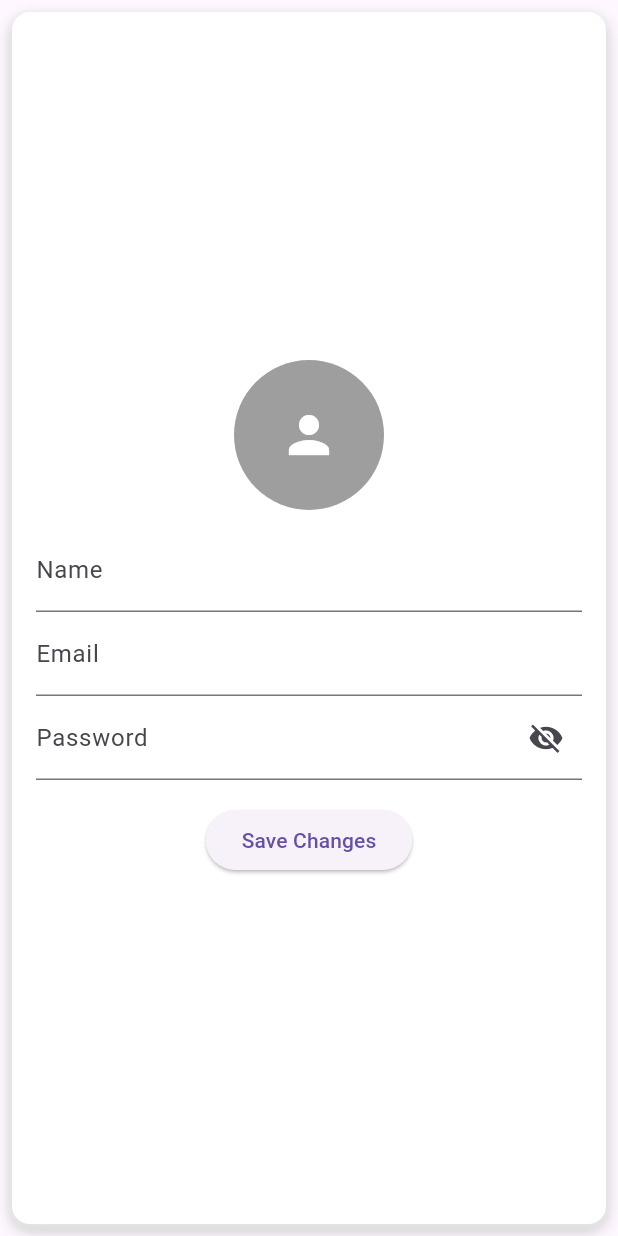
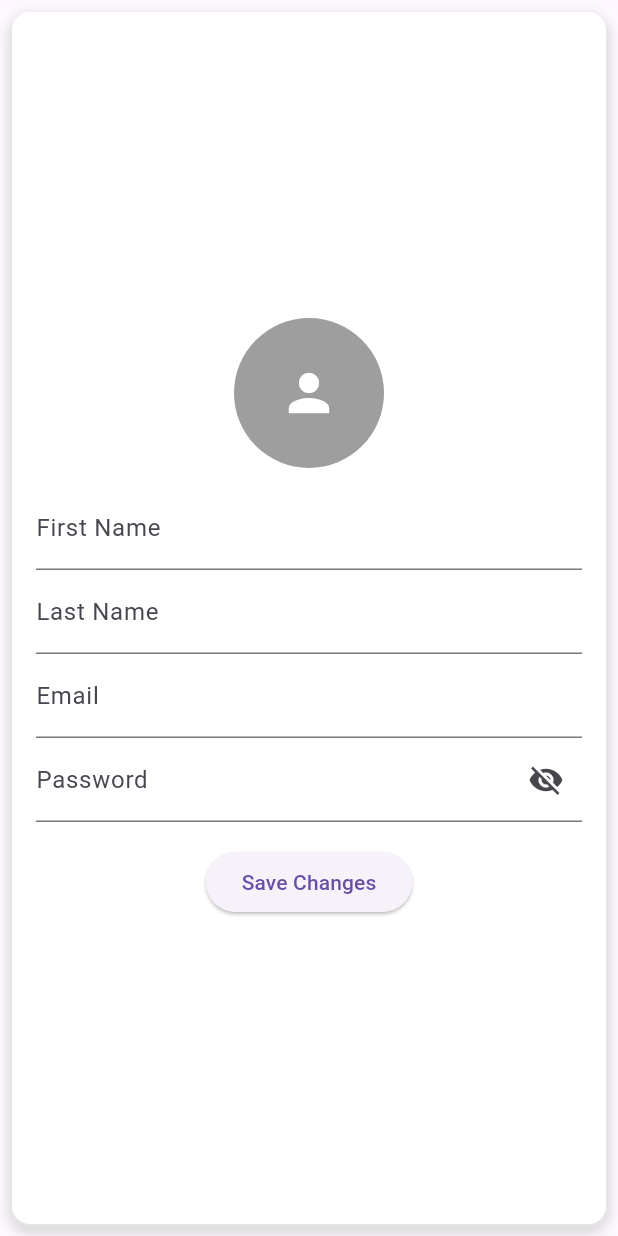
Before and after one commit to Alexis12119/adminsuper, a Flutter app: the FacultyCard widget shown alone on an empty page, opened directly with empty values, after a tap on "Save Changes", on a phone screen of 412 x 824 dp. Run offline on Flutter 3.47's test engine with Material 3 defaults, Android fonts, the phone set to English and light mode, and no system bars; our stand-ins replace flutter_swiper_plus, supabase_flutter; accounts and stored records are empty.

Commit message:
feat: update

```diff
--- a/lib/accounts.dart
+++ b/lib/accounts.dart
@@ -106,11 +106,12 @@ class _FacultyMembersPageState extends State<FacultyMembersPage> {
   Future<void> fetchFaculty() async {
     try {
       final response =
-          await Supabase.instance.client.from('faculty').select('*');
+          await Supabase.instance.client.from('teacher').select('*');
       final List<Faculty> fetchedFaculty = (response as List)
           .map((facultyData) => Faculty(
                 id: facultyData['id'].toString(),
-                name: facultyData['name'],
+                firstName: facultyData['first_name'],
+                lastName: facultyData['last_name'],
                 email: facultyData['email'],
                 password: facultyData['password'],
                 color: Colors.grey,
@@ -135,15 +136,17 @@ class _FacultyMembersPageState extends State<FacultyMembersPage> {
 
   Future<void> updateFaculty(Faculty faculty) async {
     try {
-      await Supabase.instance.client.from('faculty').update({
-        'name': faculty.name,
+      await Supabase.instance.client.from('teacher').update({
+        'first_name': faculty.firstName,
+        'last_name': faculty.lastName,
         'email': faculty.email,
         'password': faculty.password,
       }).eq('id', faculty.id);
 
       ScaffoldMessenger.of(context).showSnackBar(
         SnackBar(
-          content: Text('${faculty.name}\'s data updated successfully!'),
+          content: Text(
+              '${faculty.firstName} ${faculty.lastName}\'s data updated successfully!'),
           action: SnackBarAction(
             label: 'OK',
             onPressed: () {},
@@ -153,7 +156,8 @@ Future<void> updateFaculty(Faculty faculty) async {
     } catch (e) {
       ScaffoldMessenger.of(context).showSnackBar(
         SnackBar(
-        content: Text('Failed to update ${faculty.name}: $e'),
+          content: Text(
+              'Failed to update ${faculty.firstName} ${faculty.lastName}: $e'),
           action: SnackBarAction(
             label: 'Retry',
             onPressed: () {
@@ -221,14 +225,16 @@ Future<void> updateFaculty(Faculty faculty) async {
 
 class Faculty {
   final String id;
-  final String name;
+  final String firstName;
+  final String lastName;
   final String email;
   final String password;
   final Color color;
 
   Faculty({
     required this.id,
-    required this.name,
+    required this.firstName,
+    required this.lastName,
     required this.email,
     required this.password,
     required this.color,
@@ -250,7 +256,8 @@ class FacultyCard extends StatefulWidget {
 }
 
 class _FacultyCardState extends State<FacultyCard> {
-  late TextEditingController nameController;
+  late TextEditingController firstNameController;
+  late TextEditingController lastNameController;
   late TextEditingController emailController;
   late TextEditingController passwordController;
   bool obscurePassword = true;
@@ -258,14 +265,16 @@ class _FacultyCardState extends State<FacultyCard> {
   @override
   void initState() {
     super.initState();
-    nameController = TextEditingController(text: widget.faculty.name);
+    firstNameController = TextEditingController(text: widget.faculty.firstName);
+    lastNameController = TextEditingController(text: widget.faculty.lastName);
     emailController = TextEditingController(text: widget.faculty.email);
     passwordController = TextEditingController(text: widget.faculty.password);
   }
 
   @override
   void dispose() {
-    nameController.dispose();
+    firstNameController.dispose();
+    lastNameController.dispose();
     emailController.dispose();
     passwordController.dispose();
     super.dispose();
@@ -302,9 +311,11 @@ class _FacultyCardState extends State<FacultyCard> {
           ),
           const SizedBox(height: 12),
           TextField(
-            controller: nameController,
-            decoration: const InputDecoration(labelText: 'Name'),
-          ),
+              controller: firstNameController,
+              decoration: const InputDecoration(labelText: 'First Name')),
+          TextField(
+              controller: lastNameController,
+              decoration: const InputDecoration(labelText: 'Last Name')),
           TextField(
             controller: emailController,
             decoration: const InputDecoration(labelText: 'Email'),
@@ -332,7 +343,8 @@ class _FacultyCardState extends State<FacultyCard> {
               widget.onSave(
                 Faculty(
                   id: widget.faculty.id,
-                  name: nameController.text,
+                  firstName: firstNameController.text,
+                  lastName: lastNameController.text,
                   email: emailController.text,
                   password: passwordController.text,
                   color: widget.faculty.color,
--- a/lib/manage.dart
+++ b/lib/manage.dart
@@ -211,8 +211,7 @@ class _ManageStudentsScreenState extends State<ManageStudentsScreen>
     final response = await supabase
         .from('unenrolled_students')
         .select()
-        .eq('status', 'Pending')
-        .not('midterm_grade', 'is', null);
+        .eq('status', 'Pending');
 
     setState(() {
       pendingStudents = (response as List)
```
Also changed, not shown: lib/finalizegrades.dart (+6 -5 lines), lib/home_page.dart (+30 -13 lines). Lines whose indentation alone changed are shown as unchanged.
